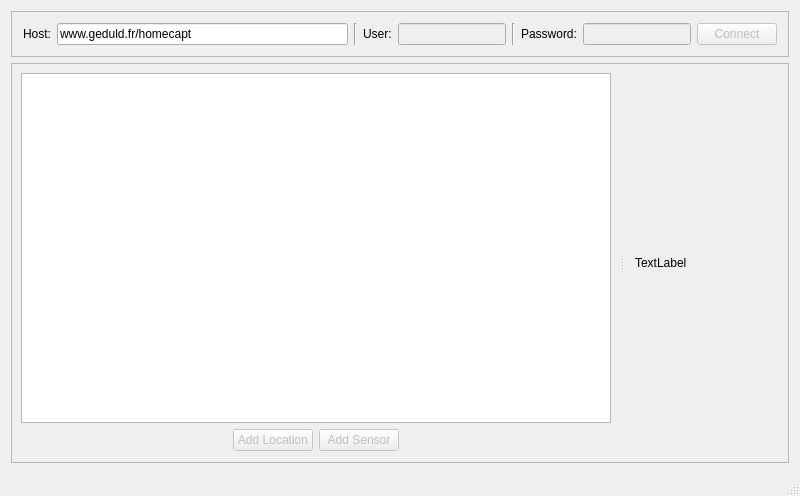
piti-diablotin/homecapt, file homecapt.ui: the form before one commit.
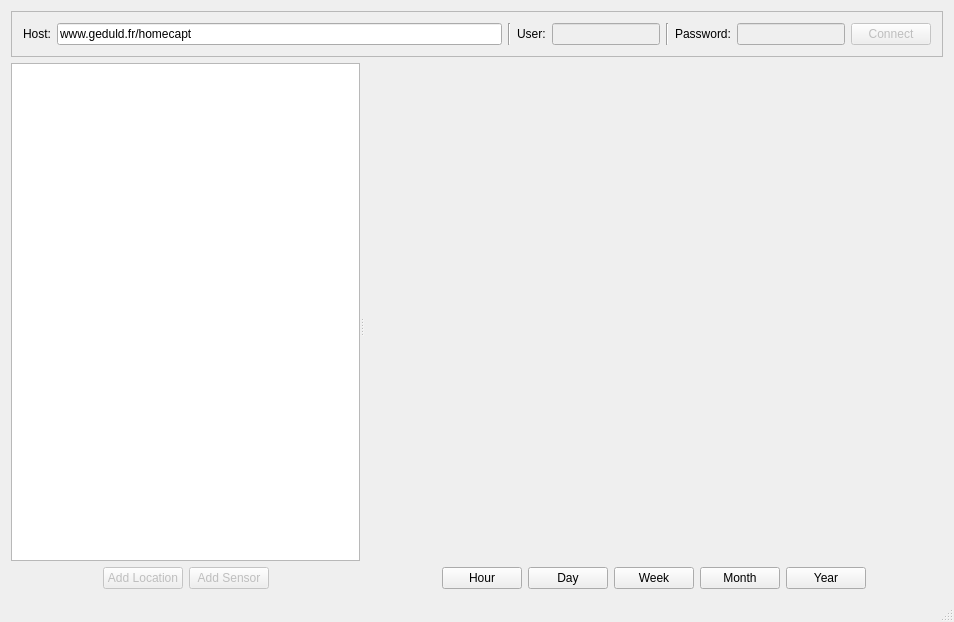
The form after the commit. Custom widgets are drawn as their Qt base class.

What changed in the file:
```diff
--- a/homecapt.ui
+++ b/homecapt.ui
@@ -6,15 +6,15 @@
    <rect>
     <x>0</x>
     <y>0</y>
-    <width>800</width>
-    <height>496</height>
+    <width>954</width>
+    <height>622</height>
    </rect>
   </property>
   <property name="windowTitle">
    <string>HomeCapt</string>
   </property>
   <widget class="QWidget" name="centralWidget">
-   <layout class="QVBoxLayout" name="verticalLayout">
+   <layout class="QVBoxLayout" name="verticalLayout_3">
     <item>
      <widget class="QFrame" name="frame">
       <property name="sizePolicy">
@@ -125,28 +125,31 @@
         <verstretch>0</verstretch>
        </sizepolicy>
       </property>
-      <property name="frameShape">
-       <enum>QFrame::StyledPanel</enum>
-      </property>
-      <property name="lineWidth">
-       <number>2</number>
-      </property>
       <property name="orientation">
        <enum>Qt::Horizontal</enum>
       </property>
       <property name="childrenCollapsible">
        <bool>false</bool>
       </property>
-      <widget class="QWidget" name="widget_2" native="true">
-       <layout class="QVBoxLayout" name="verticalLayout_2">
+      <widget class="QWidget" name="left" native="true">
+       <property name="maximumSize">
+        <size>
+         <width>400</width>
+         <height>16777215</height>
+        </size>
+       </property>
+       <layout class="QVBoxLayout" name="verticalLayout">
         <property name="leftMargin">
-         <number>9</number>
+         <number>0</number>
         </property>
         <property name="topMargin">
-         <number>9</number>
+         <number>0</number>
         </property>
         <property name="rightMargin">
-         <number>9</number>
+         <number>0</number>
+        </property>
+        <property name="bottomMargin">
+         <number>0</number>
         </property>
         <item>
          <widget class="QTreeView" name="LocSensView">
@@ -156,6 +159,12 @@
             <verstretch>0</verstretch>
            </sizepolicy>
           </property>
+          <property name="maximumSize">
+           <size>
+            <width>1677215</width>
+            <height>16777215</height>
+           </size>
+          </property>
           <property name="editTriggers">
            <set>QAbstractItemView::NoEditTriggers</set>
           </property>
@@ -216,21 +225,95 @@
         </item>
        </layout>
       </widget>
-      <widget class="QWidget" name="widget_3" native="true">
-       <property name="sizePolicy">
-        <sizepolicy hsizetype="Preferred" vsizetype="Preferred">
-         <horstretch>0</horstretch>
-         <verstretch>0</verstretch>
-        </sizepolicy>
-       </property>
-       <layout class="QVBoxLayout" name="verticalLayout_3">
+      <widget class="QWidget" name="right" native="true">
+       <layout class="QVBoxLayout" name="verticalLayout_2">
+        <property name="leftMargin">
+         <number>0</number>
+        </property>
+        <property name="topMargin">
+         <number>0</number>
+        </property>
+        <property name="rightMargin">
+         <number>0</number>
+        </property>
+        <property name="bottomMargin">
+         <number>0</number>
+        </property>
         <item>
-         <widget class="QLabel" name="temporary">
-          <property name="text">
-           <string>TextLabel</string>
+         <widget class="QCustomPlot" name="plot" native="true">
+          <property name="sizePolicy">
+           <sizepolicy hsizetype="Expanding" vsizetype="Expanding">
+            <horstretch>0</horstretch>
+            <verstretch>0</verstretch>
+           </sizepolicy>
           </property>
          </widget>
         </item>
+        <item>
+         <layout class="QHBoxLayout" name="horizontalLayout_4">
+          <item>
+           <spacer name="horizontalSpacer">
+            <property name="orientation">
+             <enum>Qt::Horizontal</enum>
+            </property>
+            <property name="sizeHint" stdset="0">
+             <size>
+              <width>0</width>
+              <height>20</height>
+             </size>
+            </property>
+           </spacer>
+          </item>
+          <item>
+           <widget class="QPushButton" name="hour">
+            <property name="text">
+             <string>Hour</string>
+            </property>
+           </widget>
+          </item>
+          <item>
+           <widget class="QPushButton" name="day">
+            <property name="text">
+             <string>Day</string>
+            </property>
+           </widget>
+          </item>
+          <item>
+           <widget class="QPushButton" name="week">
+            <property name="text">
+             <string>Week</string>
+            </property>
+           </widget>
+          </item>
+          <item>
+           <widget class="QPushButton" name="month">
+            <property name="text">
+             <string>Month</string>
+            </property>
+           </widget>
+          </item>
+          <item>
+           <widget class="QPushButton" name="year">
+            <property name="text">
+             <string>Year</string>
+            </property>
+           </widget>
+          </item>
+          <item>
+           <spacer name="horizontalSpacer_2">
+            <property name="orientation">
+             <enum>Qt::Horizontal</enum>
+            </property>
+            <property name="sizeHint" stdset="0">
+             <size>
+              <width>0</width>
+              <height>20</height>
+             </size>
+            </property>
+           </spacer>
+          </item>
+         </layout>
+        </item>
        </layout>
       </widget>
      </widget>
@@ -240,6 +323,14 @@
   <widget class="QStatusBar" name="statusBar"/>
  </widget>
  <layoutdefault spacing="6" margin="11"/>
+ <customwidgets>
+  <customwidget>
+   <class>QCustomPlot</class>
+   <extends>QWidget</extends>
+   <header>qcustomplot.h</header>
+   <container>1</container>
+  </customwidget>
+ </customwidgets>
  <resources/>
  <connections>
   <connection>
```
